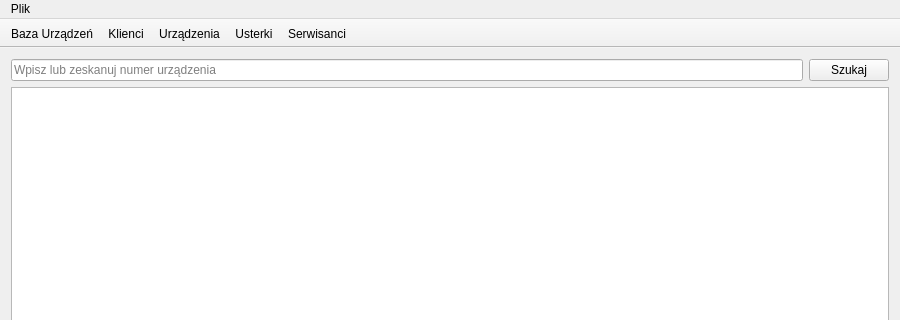
Before: the Qt Designer form mainwindow.ui in jpitucha/serviceman-assistant, drawn with Qt 5; both pictures show x 0 to 900 and y 0 to 320 of the 900 by 600 pixel window.
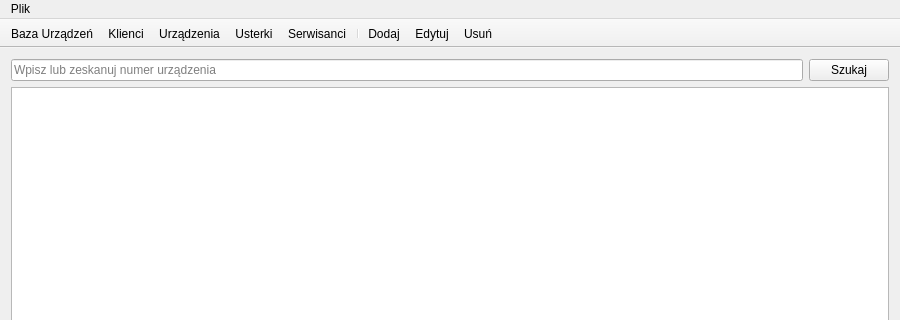
After: the same form once the commit is applied. Icons and pictures are not drawn.

Commit message: Added new edit delete actions and EntriesManager.

Diff of the .ui file:
```diff
--- a/mainwindow.ui
+++ b/mainwindow.ui
@@ -78,6 +78,10 @@
    <addaction name="actionDevices"/>
    <addaction name="actionDamages"/>
    <addaction name="actionTechnicians"/>
+   <addaction name="separator"/>
+   <addaction name="actionAdd"/>
+   <addaction name="actionEdit"/>
+   <addaction name="actionDelete"/>
   </widget>
   <widget class="QStatusBar" name="statusBar"/>
   <action name="actionExit">
@@ -130,6 +134,33 @@
     <string>Baza Urządzeń</string>
    </property>
   </action>
+  <action name="actionAdd">
+   <property name="icon">
+    <iconset resource="resources.qrc">
+     <normaloff>:/icons/add.png</normaloff>:/icons/add.png</iconset>
+   </property>
+   <property name="text">
+    <string>Dodaj</string>
+   </property>
+  </action>
+  <action name="actionEdit">
+   <property name="icon">
+    <iconset resource="resources.qrc">
+     <normaloff>:/icons/edit.png</normaloff>:/icons/edit.png</iconset>
+   </property>
+   <property name="text">
+    <string>Edytuj</string>
+   </property>
+  </action>
+  <action name="actionDelete">
+   <property name="icon">
+    <iconset resource="resources.qrc">
+     <normaloff>:/icons/delete.png</normaloff>:/icons/delete.png</iconset>
+   </property>
+   <property name="text">
+    <string>Usuń</string>
+   </property>
+  </action>
  </widget>
  <layoutdefault spacing="6" margin="11"/>
  <resources>
```
The commit also changes 5 other files.
